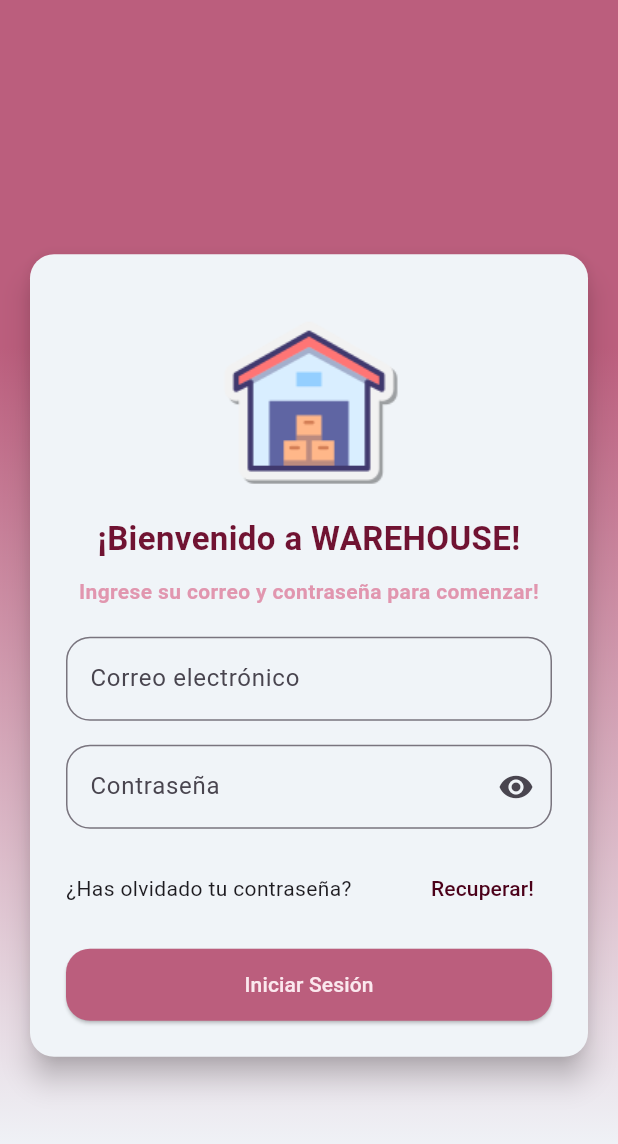
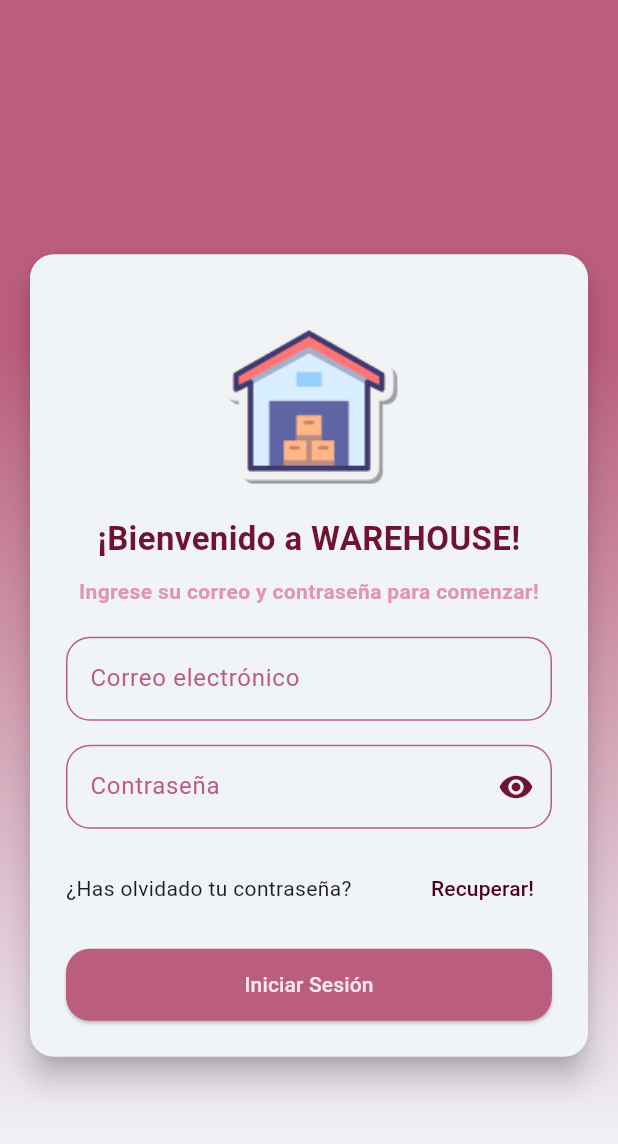
Before and after one commit to Mrls09/warehouse_master_mobile, a Flutter app: the screen it shows after launch, on a phone screen of 412 x 824 dp. Shown: the top 1144 px of the screen. Run offline on Flutter 3.47's test engine with Material 3 defaults, Android fonts, the phone set to English and light mode, and no system bars; our stand-ins replace flutter_svg.

Commit message:
[Update]

```diff
--- a/lib/modules/auth/login_screen.dart
+++ b/lib/modules/auth/login_screen.dart
@@ -1,5 +1,7 @@
 import 'package:flutter/material.dart';
 import 'package:flutter_svg/flutter_svg.dart';
+import 'package:warehouse_master_mobile/kernel/widgets/form/text_form_field_email.dart';
+import 'package:warehouse_master_mobile/kernel/widgets/form/text_form_field_password.dart';
 import 'package:warehouse_master_mobile/styles/theme/app_theme.dart';
 
 class LoginScreen extends StatefulWidget {
@@ -12,7 +14,7 @@ class LoginScreen extends StatefulWidget {
 class _LoginScreenState extends State<LoginScreen> {
   final TextEditingController _username = TextEditingController();
   final TextEditingController _password = TextEditingController();
-  var _isObscure = true;
+  final _formKey = GlobalKey<FormState>(); // Clave del formulario
 
   @override
   Widget build(BuildContext context) {
@@ -28,6 +30,8 @@ class _LoginScreenState extends State<LoginScreen> {
           Center(
             child: Padding(
               padding: const EdgeInsets.all(16.0),
+              child: Form(
+                key: _formKey,
                 child: Column(
                   mainAxisAlignment: MainAxisAlignment.center,
                   children: [
@@ -65,41 +69,12 @@ class _LoginScreenState extends State<LoginScreen> {
                               ),
                             ),
                             const SizedBox(height: 20),
-                          TextFormField(
-                            decoration: InputDecoration(
-                              hintText: 'Correo electrónico',
-                              label: const Text('Correo electrónico'),
-                              border: OutlineInputBorder(
-                                borderRadius: BorderRadius.circular(16),
-                              ),
-                            ),
-                            keyboardType: TextInputType.emailAddress,
+                            TextFieldEmail(
                               controller: _username,
                             ),
                             const SizedBox(height: 16),
-                          TextFormField(
-                            decoration: InputDecoration(
-                              hintText: 'Contraseña',
-                              label: const Text('Contraseña'),
-                              border: OutlineInputBorder(
-                                borderRadius: BorderRadius.circular(16),
-                              ),
-                              suffixIcon: IconButton(
-                                onPressed: () {
-                                  setState(() {
-                                    _isObscure = !_isObscure;
-                                  });
-                                },
-                                icon: Icon(
-                                  _isObscure
-                                      ? Icons.visibility
-                                      : Icons.visibility_off,
-                                ),
-                              ),
-                            ),
-                            keyboardType: TextInputType.text,
+                            TextFieldPassword(
                               controller: _password,
-                            obscureText: _isObscure,
                             ),
                             const SizedBox(height: 16),
                             Row(
@@ -125,8 +100,10 @@ class _LoginScreenState extends State<LoginScreen> {
                               height: 48,
                               child: ElevatedButton(
                                 onPressed: () {
+                                  if (_formKey.currentState?.validate() ?? false) {
                                     print('Email: ${_username.text}');
                                     print('Password: ${_password.text}');
+                                  }
                                 },
                                 style: OutlinedButton.styleFrom(
                                   foregroundColor: AppColors.palePinkBackground,
@@ -138,7 +115,6 @@ class _LoginScreenState extends State<LoginScreen> {
                                 child: const Text('Iniciar Sesión'),
                               ),
                             ),
-
                           ],
                         ),
                       ),
@@ -147,6 +123,7 @@ class _LoginScreenState extends State<LoginScreen> {
                 ),
               ),
             ),
+          ),
         ],
       ),
     );
```
Lines whose indentation alone changed are shown as unchanged.
